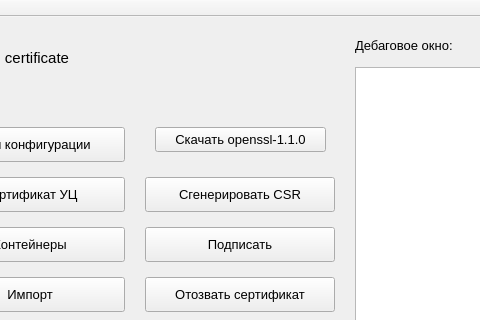
The window that ui/mainwindow.ui (fullincome/ca-lite) describes before a commit, drawn with Qt 5; both pictures show x 95 to 575 and y 0 to 320 of the 757 by 923 pixel window.
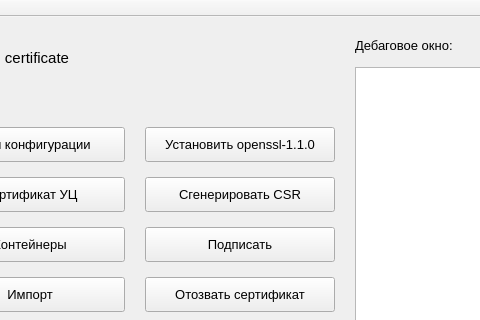
The same window after the commit.

Commit message:
feature: download and install openssl btn
- Program::run(): rewrite output
- download openssl button -> download and install openssl (wget + dpkg)

What changed in the file:
```diff
--- a/ui/mainwindow.ui
+++ b/ui/mainwindow.ui
@@ -334,14 +334,14 @@
     <widget class="QPushButton" name="installOpensslBtn">
      <property name="geometry">
       <rect>
-       <x>240</x>
+       <x>230</x>
        <y>110</y>
-       <width>171</width>
-       <height>25</height>
+       <width>190</width>
+       <height>35</height>
       </rect>
      </property>
      <property name="text">
-      <string>Скачать openssl-1.1.0</string>
+      <string>Установить openssl-1.1.0</string>
      </property>
     </widget>
    </widget>
```
The commit also changes 5 other files.
